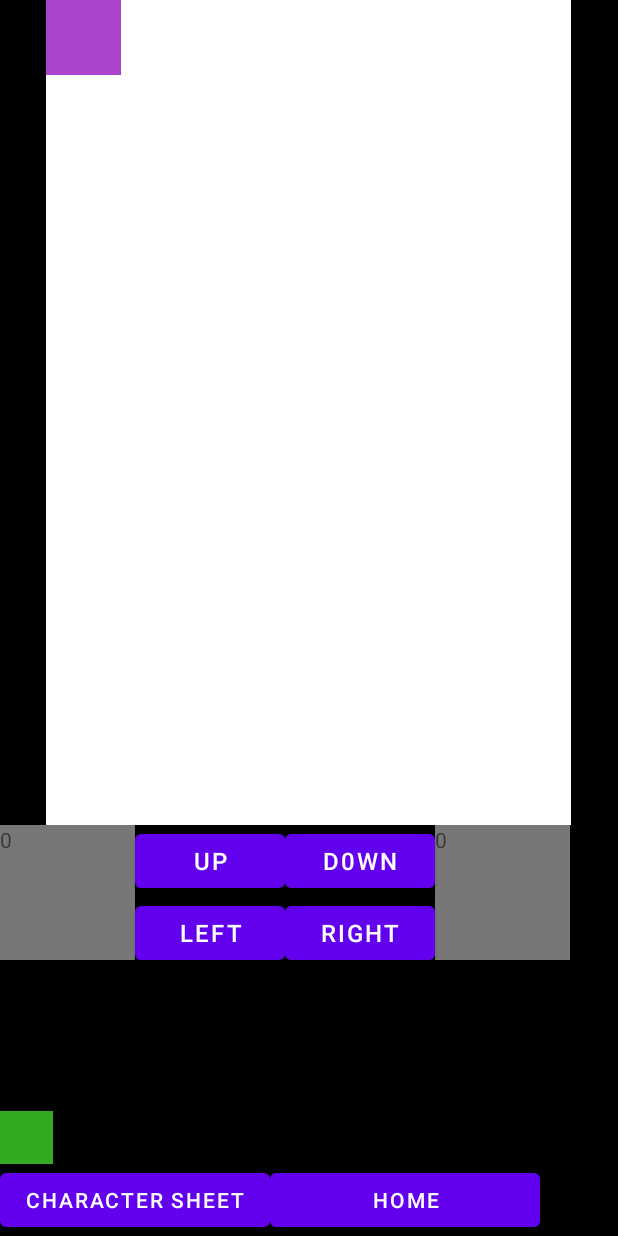
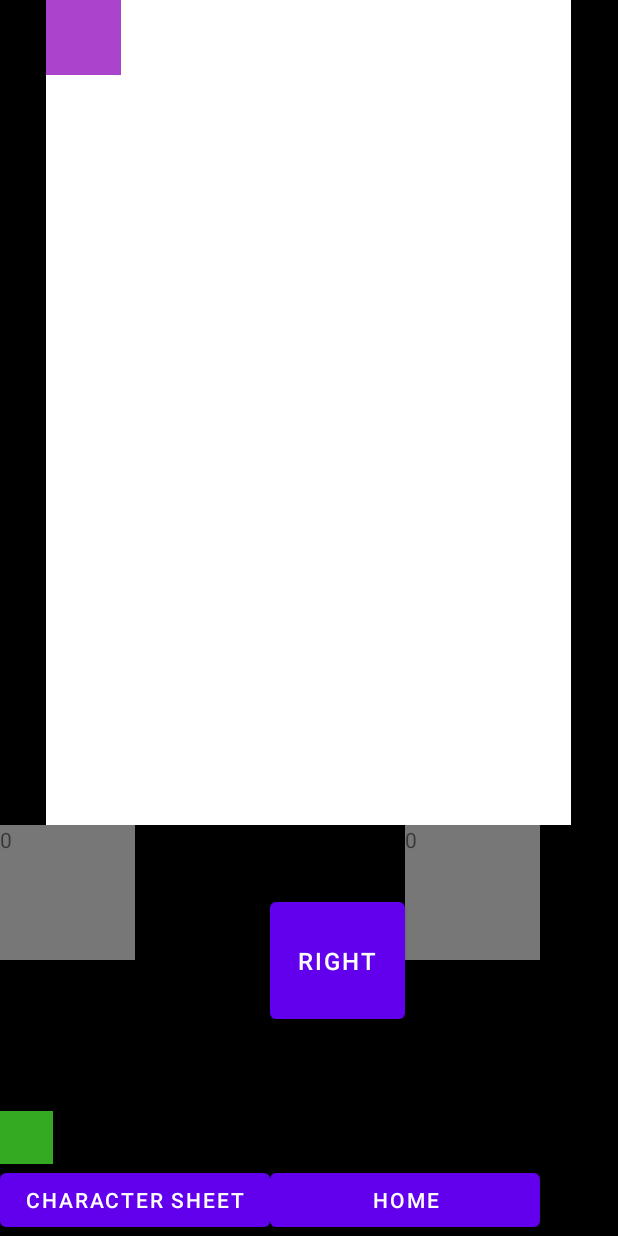
Before and after one commit to wkpescherine/Projects-2022, an Android app: the Dungeon screen opened directly, with no data from a screen before it, on a phone screen of 412 x 824 dp. Run offline under Robolectric (Android 15) with nearby library versions, the phone set to English and light mode, and no system bars.

Commit message:
Update Dungeon movement buttons

```diff
--- a/app/src/main/res/layout/activity_dungeon.xml
+++ b/app/src/main/res/layout/activity_dungeon.xml
@@ -38,27 +38,30 @@
             android:id="@+id/dungeonHP"
             android:background="#777"
             android:text="0"/>
-        <Button
-            android:layout_width="100dp"
-            android:layout_height="wrap_content"
+        <TextView
+            android:layout_width="90dp"
+            android:layout_height="45dp"
+            android:textAlignment="center"
             android:textSize="16dp"
             android:text="UP"
             android:layout_toRightOf="@id/dungeonHP"
             android:id="@+id/upbutton"
             android:onClick="moveUp"/>
 
-        <Button
+        <TextView
             android:id="@+id/downbutton"
-            android:layout_width="100dp"
-            android:layout_height="wrap_content"
+            android:layout_width="90dp"
+            android:layout_height="45dp"
+            android:textAlignment="center"
             android:layout_toRightOf="@id/upbutton"
             android:onClick="moveDown"
             android:text="D0WN"
             android:textSize="16dp" />
 
-        <Button
-            android:layout_width="100dp"
-            android:layout_height="wrap_content"
+        <TextView
+            android:layout_width="90dp"
+            android:layout_height="90dp"
+            android:textAlignment="center"
             android:textSize="16dp"
             android:text="LEFT"
             android:layout_toRightOf="@id/dungeonHP"
@@ -68,8 +71,9 @@
 
         <Button
             android:id="@+id/rightbutton"
-            android:layout_width="100dp"
-            android:layout_height="wrap_content"
+            android:layout_width="90dp"
+            android:layout_height="90dp"
+            android:textAlignment="center"
             android:layout_toRightOf="@id/leftbutton"
             android:layout_below="@id/downbutton"
             android:onClick="moveRight"
```
